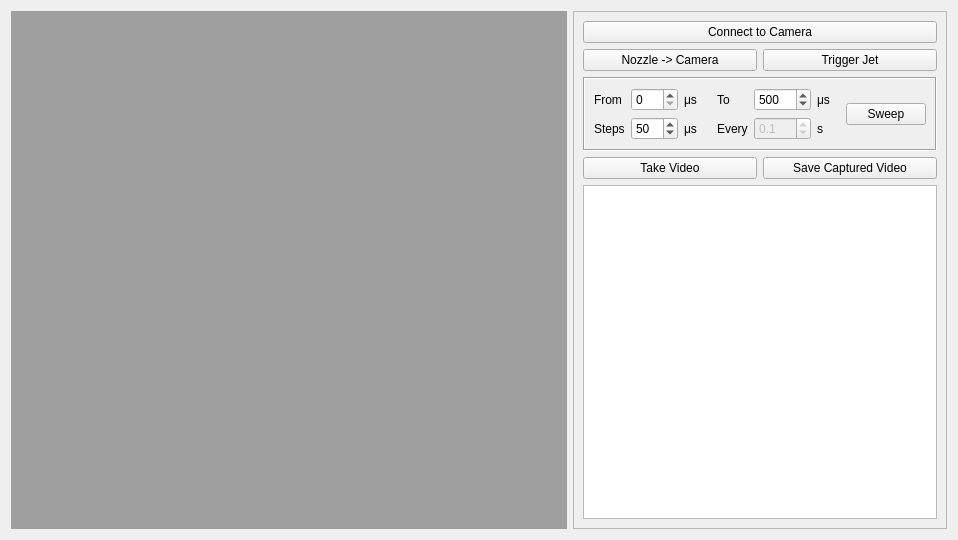
Qt form src/ui/dropletobservationwidget.ui (BYUCreateResearchLab/CREATE_LAB_Binder_Jet_Printer) before a commit.
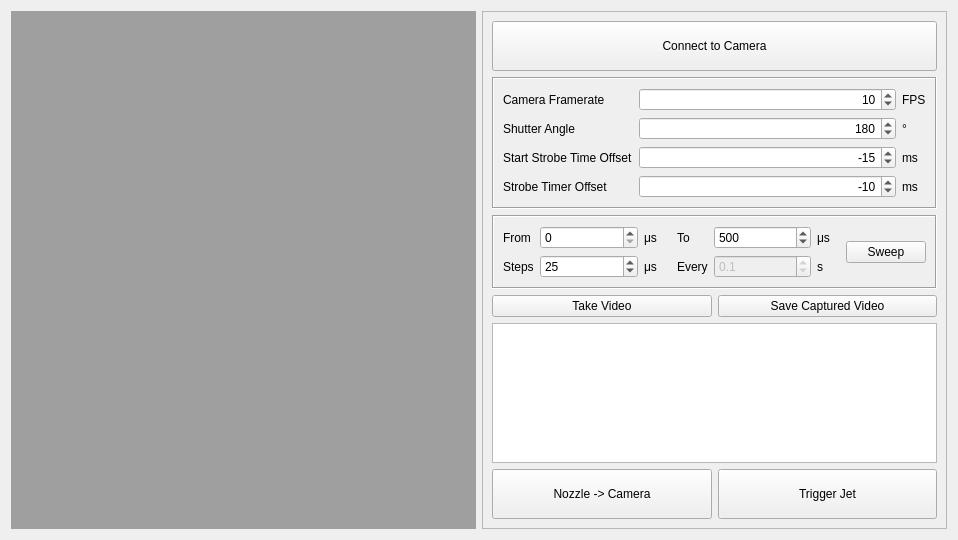
The same form after that commit.

```diff
--- a/src/ui/dropletobservationwidget.ui
+++ b/src/ui/dropletobservationwidget.ui
@@ -13,7 +13,7 @@
   <property name="windowTitle">
    <string>Form</string>
   </property>
-  <layout class="QGridLayout" name="gridLayout" columnstretch="2,1">
+  <layout class="QGridLayout" name="gridLayout" columnstretch="1,1">
    <item row="0" column="0">
     <widget class="QMdiArea" name="mdiArea"/>
    </item>
@@ -26,45 +26,7 @@
       <enum>QFrame::Raised</enum>
      </property>
      <layout class="QGridLayout" name="gridLayout_frame">
-      <item row="5" column="0">
-       <widget class="QPushButton" name="takeVideoButton">
-        <property name="text">
-         <string>Take Video</string>
-        </property>
-       </widget>
-      </item>
-      <item row="1" column="1">
-       <widget class="QPushButton" name="TriggerJetButton">
-        <property name="text">
-         <string>Trigger Jet</string>
-        </property>
-       </widget>
-      </item>
-      <item row="1" column="0">
-       <widget class="QPushButton" name="moveToCameraButton">
-        <property name="text">
-         <string>Nozzle -&gt; Camera</string>
-        </property>
-       </widget>
-      </item>
-      <item row="6" column="0" colspan="2">
-       <widget class="QPlainTextEdit" name="DropletStatsTextEdit"/>
-      </item>
-      <item row="0" column="0" colspan="2">
-       <widget class="QPushButton" name="connectButton">
-        <property name="text">
-         <string>Connect to Camera</string>
-        </property>
-       </widget>
-      </item>
-      <item row="5" column="1">
-       <widget class="QPushButton" name="SaveVideoButton">
-        <property name="text">
-         <string>Save Captured Video</string>
-        </property>
-       </widget>
-      </item>
-      <item row="2" column="0" colspan="2">
+      <item row="15" column="0" colspan="2">
        <widget class="QFrame" name="sweepFrame">
         <property name="frameShape">
          <enum>QFrame::Box</enum>
@@ -106,7 +68,7 @@
             <number>100</number>
            </property>
            <property name="value">
-            <number>50</number>
+            <number>25</number>
            </property>
           </widget>
          </item>
@@ -194,6 +156,239 @@
         </layout>
        </widget>
       </item>
+      <item row="9" column="0" colspan="2">
+       <widget class="QFrame" name="cameraSettingsFrame">
+        <property name="enabled">
+         <bool>true</bool>
+        </property>
+        <property name="sizePolicy">
+         <sizepolicy hsizetype="Preferred" vsizetype="Preferred">
+          <horstretch>0</horstretch>
+          <verstretch>0</verstretch>
+         </sizepolicy>
+        </property>
+        <property name="frameShape">
+         <enum>QFrame::Box</enum>
+        </property>
+        <property name="frameShadow">
+         <enum>QFrame::Sunken</enum>
+        </property>
+        <layout class="QGridLayout" name="gridLayout_2">
+         <item row="2" column="2">
+          <widget class="QLabel" name="label_13">
+           <property name="sizePolicy">
+            <sizepolicy hsizetype="Minimum" vsizetype="Preferred">
+             <horstretch>0</horstretch>
+             <verstretch>0</verstretch>
+            </sizepolicy>
+           </property>
+           <property name="text">
+            <string>ms</string>
+           </property>
+          </widget>
+         </item>
+         <item row="3" column="2">
+          <widget class="QLabel" name="label_14">
+           <property name="sizePolicy">
+            <sizepolicy hsizetype="Minimum" vsizetype="Preferred">
+             <horstretch>0</horstretch>
+             <verstretch>0</verstretch>
+            </sizepolicy>
+           </property>
+           <property name="text">
+            <string>ms</string>
+           </property>
+          </widget>
+         </item>
+         <item row="2" column="0">
+          <widget class="QLabel" name="label_10">
+           <property name="text">
+            <string>Start Strobe Time Offset</string>
+           </property>
+          </widget>
+         </item>
+         <item row="3" column="1">
+          <widget class="QSpinBox" name="timerTimeSpinBox">
+           <property name="sizePolicy">
+            <sizepolicy hsizetype="Expanding" vsizetype="Fixed">
+             <horstretch>0</horstretch>
+             <verstretch>0</verstretch>
+            </sizepolicy>
+           </property>
+           <property name="alignment">
+            <set>Qt::AlignRight|Qt::AlignTrailing|Qt::AlignVCenter</set>
+           </property>
+           <property name="minimum">
+            <number>-100</number>
+           </property>
+           <property name="maximum">
+            <number>0</number>
+           </property>
+           <property name="value">
+            <number>-10</number>
+           </property>
+          </widget>
+         </item>
+         <item row="0" column="0">
+          <widget class="QLabel" name="label_9">
+           <property name="text">
+            <string>Camera Framerate</string>
+           </property>
+          </widget>
+         </item>
+         <item row="3" column="0">
+          <widget class="QLabel" name="label_11">
+           <property name="text">
+            <string>Strobe Timer Offset</string>
+           </property>
+          </widget>
+         </item>
+         <item row="0" column="2">
+          <widget class="QLabel" name="label_12">
+           <property name="sizePolicy">
+            <sizepolicy hsizetype="Minimum" vsizetype="Preferred">
+             <horstretch>0</horstretch>
+             <verstretch>0</verstretch>
+            </sizepolicy>
+           </property>
+           <property name="text">
+            <string>FPS</string>
+           </property>
+          </widget>
+         </item>
+         <item row="0" column="1">
+          <widget class="QSpinBox" name="cameraFPSSpinBox">
+           <property name="sizePolicy">
+            <sizepolicy hsizetype="Expanding" vsizetype="Fixed">
+             <horstretch>0</horstretch>
+             <verstretch>0</verstretch>
+            </sizepolicy>
+           </property>
+           <property name="alignment">
+            <set>Qt::AlignRight|Qt::AlignTrailing|Qt::AlignVCenter</set>
+           </property>
+           <property name="minimum">
+            <number>1</number>
+           </property>
+           <property name="maximum">
+            <number>100</number>
+           </property>
+           <property name="value">
+            <number>10</number>
+           </property>
+          </widget>
+         </item>
+         <item row="2" column="1">
+          <widget class="QSpinBox" name="initialTimerOffsetSpinBox">
+           <property name="sizePolicy">
+            <sizepolicy hsizetype="Expanding" vsizetype="Fixed">
+             <horstretch>0</horstretch>
+             <verstretch>0</verstretch>
+            </sizepolicy>
+           </property>
+           <property name="alignment">
+            <set>Qt::AlignRight|Qt::AlignTrailing|Qt::AlignVCenter</set>
+           </property>
+           <property name="minimum">
+            <number>-100</number>
+           </property>
+           <property name="maximum">
+            <number>0</number>
+           </property>
+           <property name="value">
+            <number>-15</number>
+           </property>
+          </widget>
+         </item>
+         <item row="1" column="0">
+          <widget class="QLabel" name="label_15">
+           <property name="text">
+            <string>Shutter Angle</string>
+           </property>
+          </widget>
+         </item>
+         <item row="1" column="1">
+          <widget class="QSpinBox" name="shutterAngleSpinBox">
+           <property name="sizePolicy">
+            <sizepolicy hsizetype="Expanding" vsizetype="Fixed">
+             <horstretch>0</horstretch>
+             <verstretch>0</verstretch>
+            </sizepolicy>
+           </property>
+           <property name="layoutDirection">
+            <enum>Qt::LeftToRight</enum>
+           </property>
+           <property name="alignment">
+            <set>Qt::AlignRight|Qt::AlignTrailing|Qt::AlignVCenter</set>
+           </property>
+           <property name="maximum">
+            <number>360</number>
+           </property>
+           <property name="value">
+            <number>180</number>
+           </property>
+          </widget>
+         </item>
+         <item row="1" column="2">
+          <widget class="QLabel" name="label_16">
+           <property name="sizePolicy">
+            <sizepolicy hsizetype="Minimum" vsizetype="Preferred">
+             <horstretch>0</horstretch>
+             <verstretch>0</verstretch>
+            </sizepolicy>
+           </property>
+           <property name="text">
+            <string>°</string>
+           </property>
+          </widget>
+         </item>
+        </layout>
+       </widget>
+      </item>
+      <item row="20" column="0" colspan="2">
+       <widget class="QPlainTextEdit" name="DropletStatsTextEdit"/>
+      </item>
+      <item row="18" column="1">
+       <widget class="QPushButton" name="SaveVideoButton">
+        <property name="text">
+         <string>Save Captured Video</string>
+        </property>
+       </widget>
+      </item>
+      <item row="18" column="0">
+       <widget class="QPushButton" name="takeVideoButton">
+        <property name="text">
+         <string>Take Video</string>
+        </property>
+       </widget>
+      </item>
+      <item row="0" column="0" colspan="2">
+       <widget class="QPushButton" name="connectButton">
+        <property name="text">
+         <string>
+Connect to Camera
+</string>
+        </property>
+       </widget>
+      </item>
+      <item row="21" column="0">
+       <widget class="QPushButton" name="moveToCameraButton">
+        <property name="text">
+         <string>
+Nozzle -&gt; Camera
+</string>
+        </property>
+       </widget>
+      </item>
+      <item row="21" column="1">
+       <widget class="QPushButton" name="TriggerJetButton">
+        <property name="text">
+         <string>
+Trigger Jet
+</string>
+        </property>
+       </widget>
+      </item>
      </layout>
     </widget>
    </item>
```
